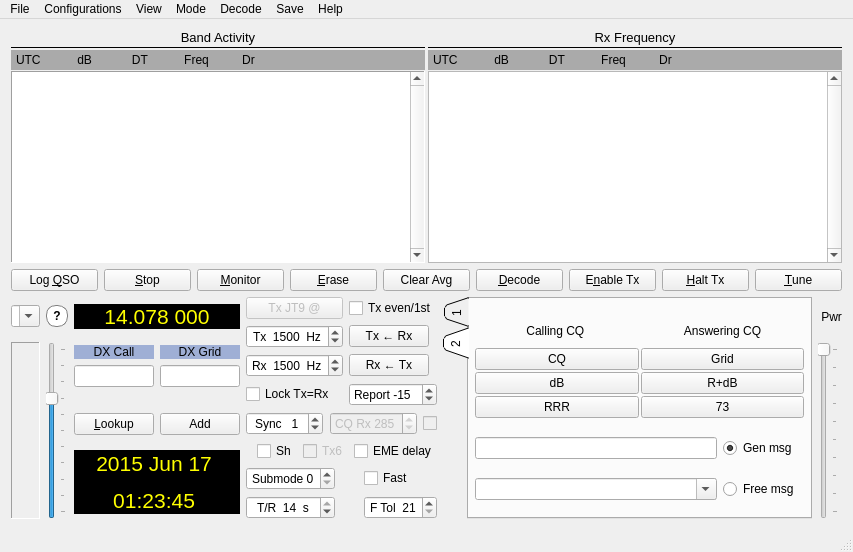
The window that mainwindow.ui (saitohirga/WSJT-X) describes before a commit, drawn with Qt 5.
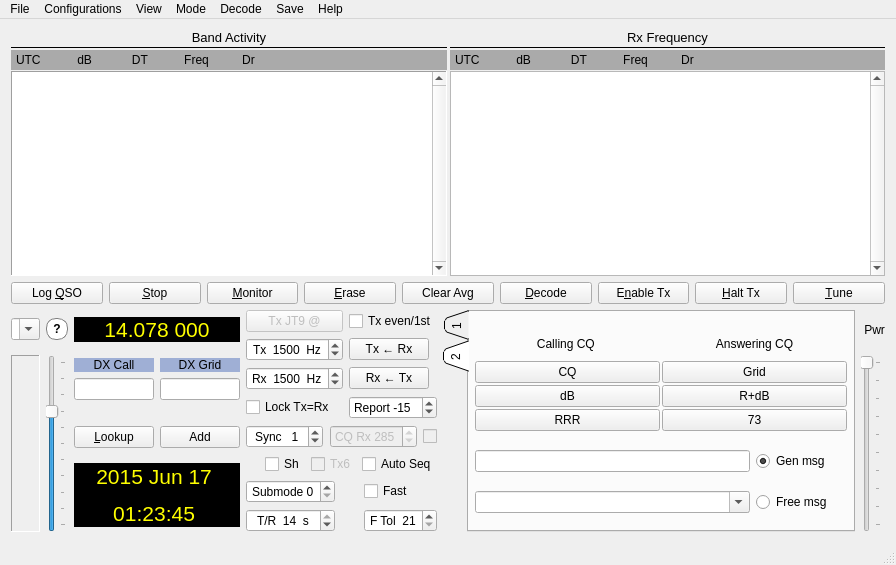
The same window after the commit. Custom widgets are drawn as their Qt base class.

Commit message: Change cbEME to cbAutoSeq (always).  Protect against frequency jump in MSK144.

Diff of the .ui file:
```diff
--- a/mainwindow.ui
+++ b/mainwindow.ui
@@ -2,6 +2,14 @@
 <ui version="4.0">
  <class>MainWindow</class>
  <widget class="QMainWindow" name="MainWindow">
+  <property name="geometry">
+   <rect>
+    <x>0</x>
+    <y>0</y>
+    <width>896</width>
+    <height>565</height>
+   </rect>
+  </property>
   <property name="windowTitle">
    <string>WSJT-X   by K1JT</string>
   </property>
@@ -840,7 +848,7 @@
                          <string>Check to add 2.5 s to expected propagation delay.</string>
                         </property>
                         <property name="text">
-                         <string>EME delay</string>
+                         <string>Auto Seq</string>
                         </property>
                        </widget>
                       </item>
@@ -2331,6 +2339,14 @@
    </layout>
   </widget>
   <widget class="QMenuBar" name="menuBar">
+   <property name="geometry">
+    <rect>
+     <x>0</x>
+     <y>0</y>
+     <width>896</width>
+     <height>21</height>
+    </rect>
+   </property>
    <widget class="QMenu" name="menuFile">
     <property name="title">
      <string>File</string>
```
Left out of the diff: 4 changed lines with no effect on the pictures. The commit also changes 3 other files.
